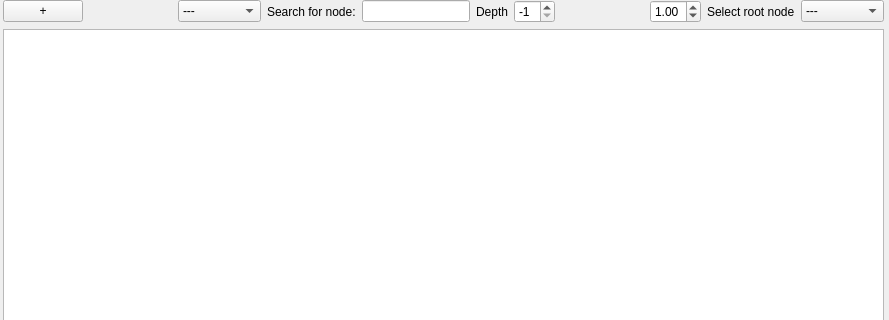
Above: src/pySUMOQt/Designer/GraphWidget.ui from pySUMO/pysumo before the change; both pictures show x 0 to 889 and y 0 to 320 of the 889 by 680 pixel window. Below: the same form after it.
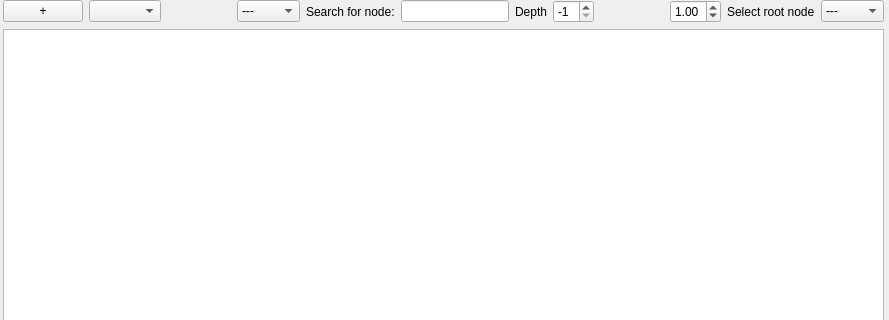
That is the form after the change.

Commit message: pySUMOQt/Widget/GraphWidget: Adding relations is now possible.

Diff of the .ui file:
```diff
--- a/src/pySUMOQt/Designer/GraphWidget.ui
+++ b/src/pySUMOQt/Designer/GraphWidget.ui
@@ -23,23 +23,23 @@
     </rect>
    </property>
    <layout class="QGridLayout" name="gridLayout">
-    <item row="0" column="4">
+    <item row="0" column="5">
      <widget class="QLineEdit" name="lineEdit"/>
     </item>
-    <item row="0" column="7">
-     <spacer name="horizontalSpacer_2">
-      <property name="orientation">
-       <enum>Qt::Horizontal</enum>
-      </property>
-      <property name="sizeHint" stdset="0">
-       <size>
-        <width>40</width>
-        <height>20</height>
-       </size>
-      </property>
-     </spacer>
-    </item>
     <item row="0" column="8">
+     <spacer name="horizontalSpacer_2">
+      <property name="orientation">
+       <enum>Qt::Horizontal</enum>
+      </property>
+      <property name="sizeHint" stdset="0">
+       <size>
+        <width>40</width>
+        <height>20</height>
+       </size>
+      </property>
+     </spacer>
+    </item>
+    <item row="0" column="9">
      <widget class="QDoubleSpinBox" name="doubleSpinBox">
       <property name="minimum">
        <double>0.010000000000000</double>
@@ -55,17 +55,17 @@
       </property>
      </widget>
     </item>
-    <item row="0" column="5">
+    <item row="0" column="6">
      <widget class="QLabel" name="label_2">
       <property name="text">
        <string>Depth</string>
       </property>
      </widget>
     </item>
-    <item row="1" column="0" colspan="11">
+    <item row="1" column="0" colspan="12">
      <widget class="QGraphicsView" name="graphicsView"/>
     </item>
-    <item row="0" column="10">
+    <item row="0" column="11">
      <widget class="QComboBox" name="rootSelector">
       <property name="sizePolicy">
        <sizepolicy hsizetype="MinimumExpanding" vsizetype="Fixed">
@@ -83,14 +83,14 @@
       </item>
      </widget>
     </item>
-    <item row="0" column="3">
+    <item row="0" column="4">
      <widget class="QLabel" name="label">
       <property name="text">
        <string>Search for node:</string>
       </property>
      </widget>
     </item>
-    <item row="0" column="2">
+    <item row="0" column="3">
      <widget class="QComboBox" name="relations">
       <property name="sizePolicy">
        <sizepolicy hsizetype="MinimumExpanding" vsizetype="Fixed">
@@ -130,7 +130,7 @@
       </property>
      </widget>
     </item>
-    <item row="0" column="1">
+    <item row="0" column="2">
      <spacer name="horizontalSpacer">
       <property name="orientation">
        <enum>Qt::Horizontal</enum>
@@ -143,14 +143,14 @@
       </property>
      </spacer>
     </item>
-    <item row="0" column="9">
+    <item row="0" column="10">
      <widget class="QLabel" name="label2">
       <property name="text">
        <string>Select root node</string>
       </property>
      </widget>
     </item>
-    <item row="0" column="6">
+    <item row="0" column="7">
      <widget class="QSpinBox" name="depth">
       <property name="statusTip">
        <string>-1 for infinity depth</string>
@@ -163,6 +163,9 @@
       </property>
      </widget>
     </item>
+    <item row="0" column="1">
+     <widget class="QComboBox" name="activeOntology"/>
+    </item>
    </layout>
   </widget>
  </widget>
```
The commit also changes 3 other files.
